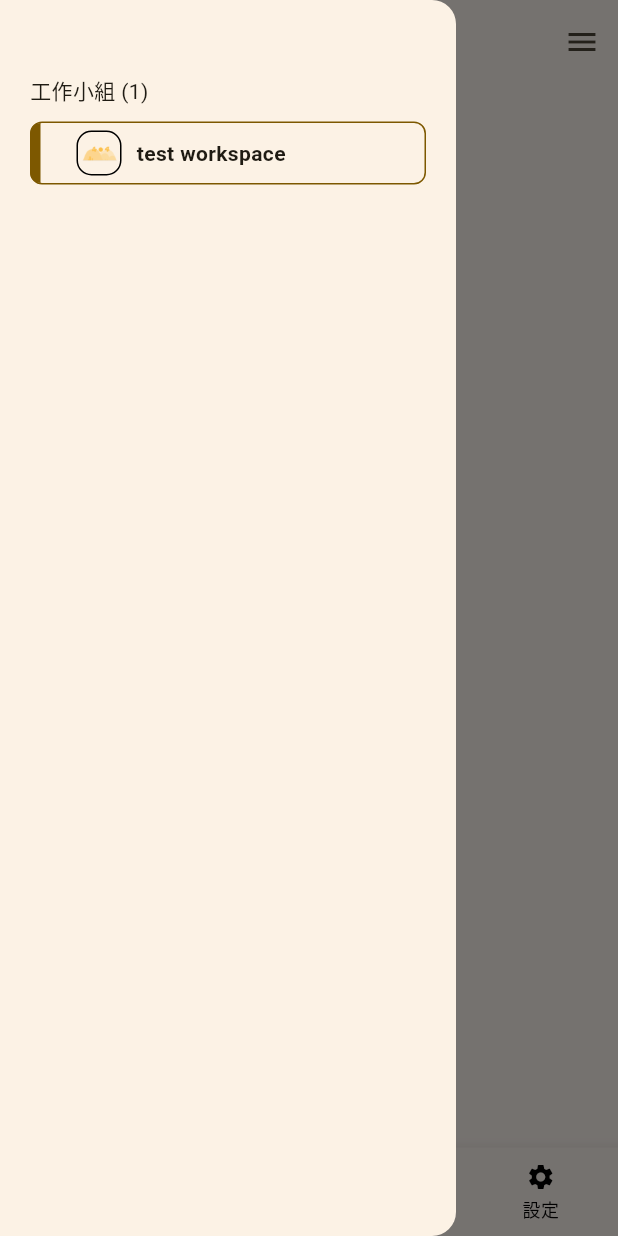
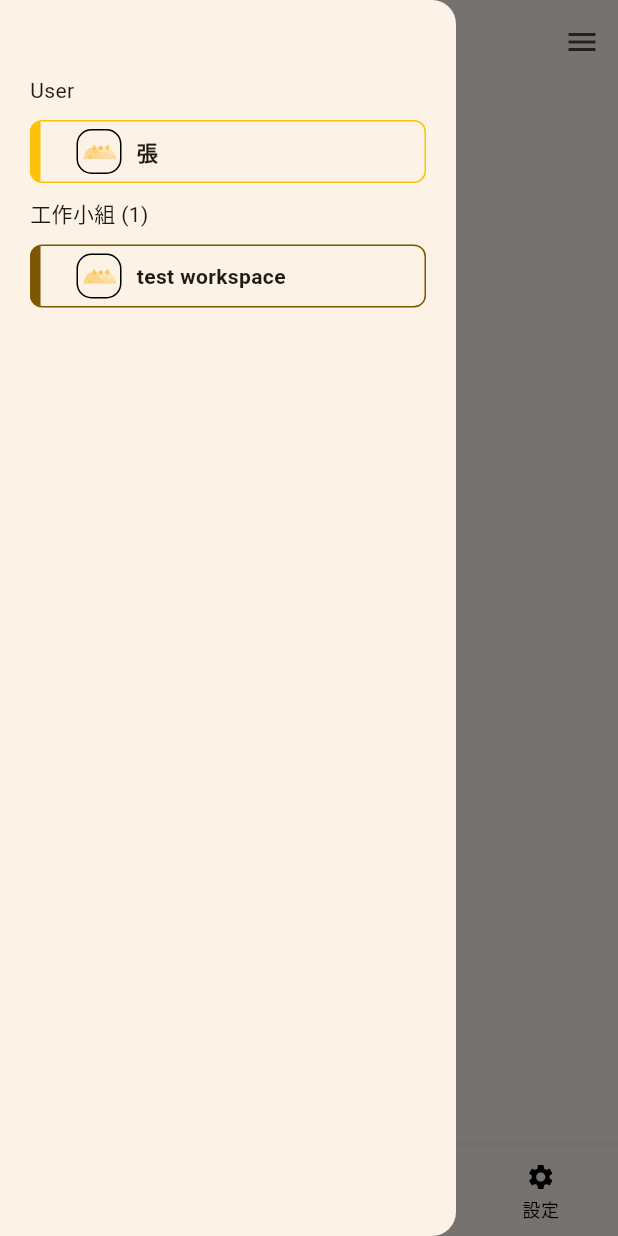
Before and after one commit to quan0715/grouping_application, a Flutter app: the screen it shows after launch, with the side drawer open, on a phone screen of 412 x 824 dp. Run offline on Flutter 3.47's test engine with Material 2 defaults, Android fonts, the light colour scheme and no system bars; our stand-ins replace flutter_dotenv, flutter_secure_storage, flutter_svg, syncfusion_flutter_datepicker, webview_flutter; missing offline and left inert: dart:html, day_night_time_picker, encrypt, oauth2, pkce.

Commit message:
feats: 新增 current workspace 的 chip (以及修正 drawer)

```diff
--- a/grouping_flutter/lib/View/app/workspace/workspace_view.dart
+++ b/grouping_flutter/lib/View/app/workspace/workspace_view.dart
@@ -49,6 +49,14 @@ class _WorkspaceViewState extends State<WorkspaceView> {
                 child: Column(
                   crossAxisAlignment: CrossAxisAlignment.start,
                   children: <Widget>[
+                        const Text('User'),
+                        const SizedBox(
+                          height: 10,
+                        ),
+                        viewModel.UserChip(),
+                        const SizedBox(
+                          height: 10,
+                        ),
                         Text('工作小組 (${viewModel.workspaceNumber})'),
                         const SizedBox(
                           height: 10,
--- a/grouping_flutter/lib/ViewModel/workspace/workspace_view_model.dart
+++ b/grouping_flutter/lib/ViewModel/workspace/workspace_view_model.dart
@@ -59,6 +59,10 @@ class WorkspaceViewModel extends ChangeNotifier {
     return tmp;
   }
 
+  WorkspaceChip UserChip() {
+    return WorkspaceChip(workspace: _workspace);
+  }
+
   int get currentWorkspaceColor => _workspace.themeColor;
   int get workspaceNumber => _user.joinedWorkspaces.length;
   int get eventNumber => _user.contributingActivities.whereType<EventModel>().length;
```
